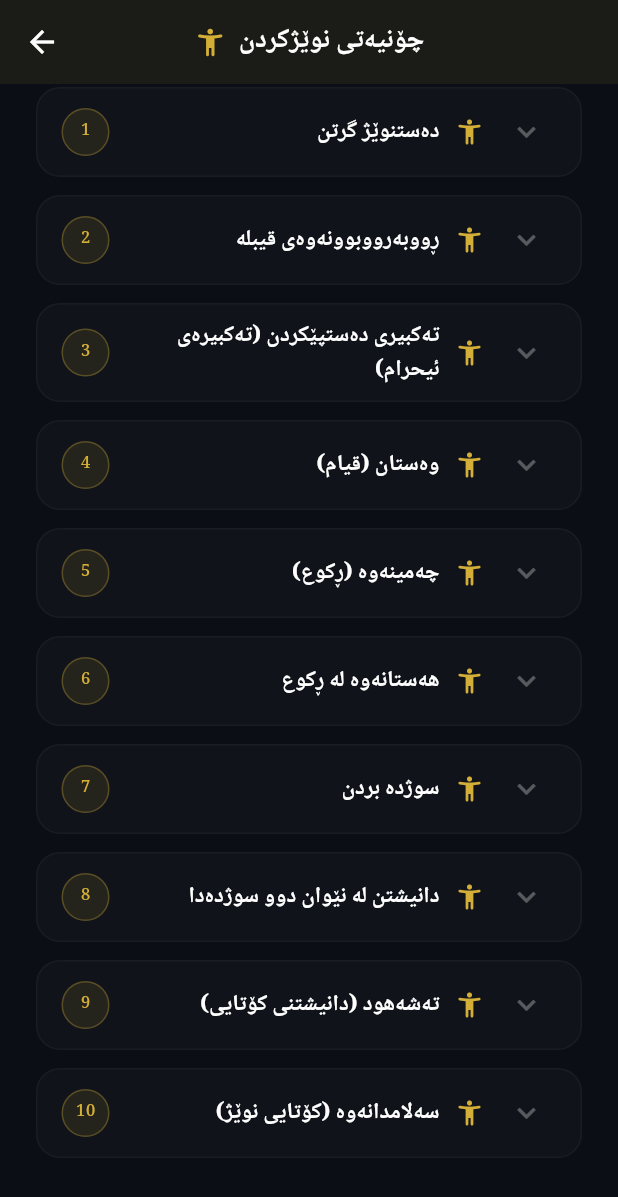
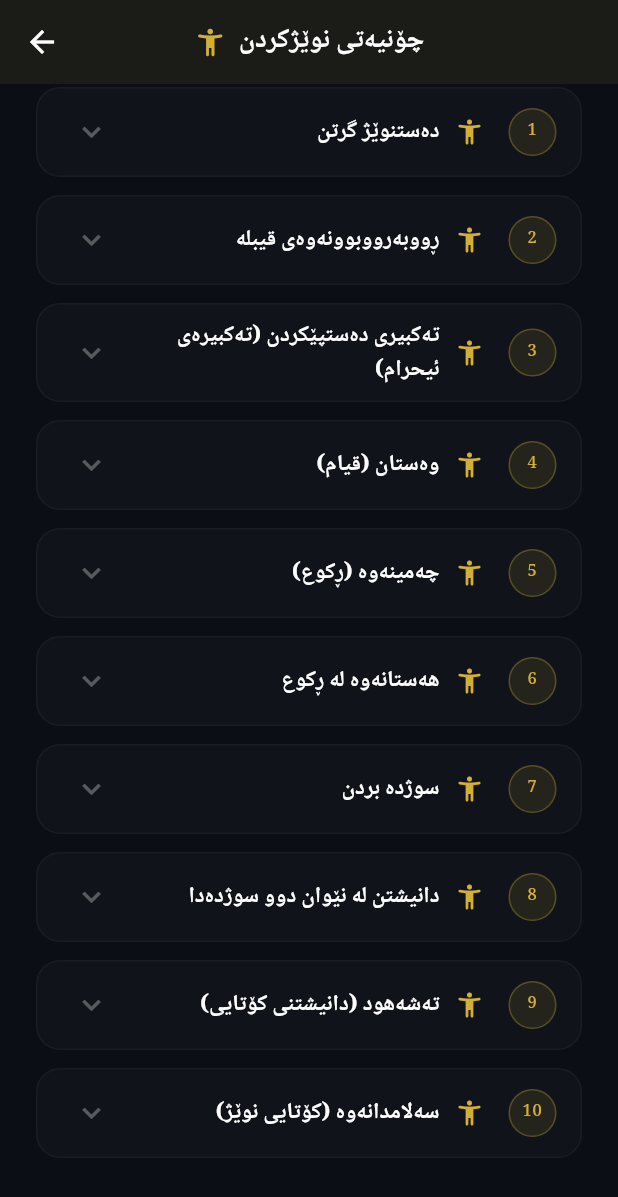
Before and after one commit to Marewan-mofaq/IslamicApp, a Flutter app: the HowToPrayScreen screen opened directly, scrolled down 252 dp, on a phone screen of 412 x 824 dp. Shown: the top 1197 px of the screen. Run offline on Flutter 3.47's test engine with Material 3 defaults, Android fonts, the phone set to English and light mode, and no system bars; our stand-ins replace adhan, audio_service, audioplayers, flutter_compass, flutter_local_notifications, flutter_riverpod and 6 more; missing offline and left inert: home_widget; accounts and stored records are empty.

Commit message:
Fix complete multi-language support (English/Arabic/Kurdish) in How to Pray, Hadith, Hajj, Topics, Tasbih and Qaza screens

```diff
--- a/lib/screens/how_to_pray_screen.dart
+++ b/lib/screens/how_to_pray_screen.dart
@@ -45,6 +45,7 @@ class _HowToPrayScreenState extends ConsumerState<HowToPrayScreen> {
     final settings = ref.watch(settingsProvider);
     final theme = settings.palette;
     final isRTL = settings.language == 'ku' || settings.language == 'ar';
+    final String? appFont = isRTL ? 'Rabar' : null;
 
     final title = settings.language == 'ku' ? 'چۆنیەتی نوێژکردن' : settings.language == 'ar' ? 'كيفية الصلاة' : 'How to Pray';
     final subtitle = settings.language == 'ku' ? 'فێرکاری هەنگاو بە هەنگاو' : settings.language == 'ar' ? 'دليل خطوة بخطوة' : 'Step-by-step prayer guide';
@@ -61,14 +62,16 @@ class _HowToPrayScreenState extends ConsumerState<HowToPrayScreen> {
           children: [
             Icon(Icons.accessibility_new_rounded, color: theme.primaryColor, size: 22),
             const SizedBox(width: 8),
-            Text(title, style: const TextStyle(fontWeight: FontWeight.bold, fontSize: 18, fontFamily: 'Rabar')),
+            Text(title, style: TextStyle(fontWeight: FontWeight.bold, fontSize: 18, fontFamily: appFont)),
           ],
         ),
         centerTitle: true,
         backgroundColor: Colors.transparent,
         elevation: 0,
       ),
-      body: _isLoading
+      body: Directionality(
+        textDirection: isRTL ? TextDirection.rtl : TextDirection.ltr,
+        child: _isLoading
             ? Center(child: CircularProgressIndicator(color: Theme.of(context).colorScheme.primary))
             : SingleChildScrollView(
                 physics: const BouncingScrollPhysics(),
@@ -80,22 +83,22 @@ class _HowToPrayScreenState extends ConsumerState<HowToPrayScreen> {
                       padding: const EdgeInsets.symmetric(horizontal: 24, vertical: 8),
                       child: Text(
                         subtitle,
-                      style: TextStyle(color: Colors.white.withOpacity(0.5), fontSize: 14, fontFamily: 'Rabar'),
+                        style: TextStyle(color: Colors.white.withOpacity(0.5), fontSize: 14, fontFamily: appFont),
                         textAlign: isRTL ? TextAlign.right : TextAlign.left,
                       ),
                     ),
-                  SizedBox(height: 16),
+                    const SizedBox(height: 16),
 
                     // Section: Prayer Types (Horizontal list)
                     Padding(
                       padding: const EdgeInsets.symmetric(horizontal: 24),
                       child: Text(
                         sectionTypes,
-                      style: TextStyle(color: Colors.white, fontSize: 16, fontWeight: FontWeight.bold, fontFamily: 'Rabar'),
+                        style: TextStyle(color: Colors.white, fontSize: 16, fontWeight: FontWeight.bold, fontFamily: appFont),
                         textAlign: isRTL ? TextAlign.right : TextAlign.left,
                       ),
                     ),
-                  SizedBox(height: 12),
+                    const SizedBox(height: 12),
                     SizedBox(
                       height: 100,
                       child: ListView.builder(
@@ -106,7 +109,11 @@ class _HowToPrayScreenState extends ConsumerState<HowToPrayScreen> {
                         itemBuilder: (context, index) {
                           final type = _types[index];
                           final isSelected = _selectedTypeId == type['id'];
-                        final typeName = (settings.language == 'ku' ? (type['name_ku'] ?? type['name_ar']) : settings.language == 'ar' ? (type['name_ar'] ?? type['name_ku']) : (type['name_en'] ?? type['name_ku']))?.toString() ?? '';
+                          final typeName = (settings.language == 'en'
+                              ? (type['name_en'] ?? type['name_ar'] ?? type['name_ku'])
+                              : settings.language == 'ar'
+                                  ? (type['name_ar'] ?? type['name_ku'] ?? type['name_en'])
+                                  : (type['name_ku'] ?? type['name_ar'] ?? type['name_en']))?.toString() ?? '';
 
                           return Padding(
                             padding: const EdgeInsets.symmetric(horizontal: 6),
@@ -133,19 +140,19 @@ class _HowToPrayScreenState extends ConsumerState<HowToPrayScreen> {
                                   children: [
                                     Text(
                                       '${type['rakaat']}',
-                                    style: TextStyle(color: Theme.of(context).colorScheme.primary, fontFamily: 'Rabar'),
+                                      style: TextStyle(color: Theme.of(context).colorScheme.primary, fontFamily: appFont),
                                     ),
-                                  SizedBox(height: 4),
+                                    const SizedBox(height: 4),
                                     Text(
                                       typeName,
-                                    style: TextStyle(color: Colors.white.withOpacity(0.8), fontSize: 10, fontWeight: FontWeight.bold, fontFamily: 'Rabar'),
+                                      style: TextStyle(color: Colors.white.withOpacity(0.8), fontSize: 10, fontWeight: FontWeight.bold, fontFamily: appFont),
                                       textAlign: TextAlign.center,
                                       maxLines: 1,
                                       overflow: TextOverflow.ellipsis,
                                     ),
                                     Text(
                                       rakaatLabel,
-                                    style: TextStyle(color: Colors.white.withOpacity(0.4), fontSize: 9, fontFamily: 'Rabar'),
+                                      style: TextStyle(color: Colors.white.withOpacity(0.4), fontSize: 9, fontFamily: appFont),
                                     ),
                                   ],
                                 ),
@@ -155,14 +162,18 @@ class _HowToPrayScreenState extends ConsumerState<HowToPrayScreen> {
                         },
                       ),
                     ),
-                  SizedBox(height: 32),
+                    const SizedBox(height: 32),
 
                     // Info card for selected prayer type
                     if (_selectedTypeId != null) ...[
                       Builder(
                         builder: (context) {
                           final selectedType = _types.firstWhere((t) => t['id'] == _selectedTypeId);
-                        final typeName = (settings.language == 'ku' ? (selectedType['name_ku'] ?? selectedType['name_ar']) : settings.language == 'ar' ? (selectedType['name_ar'] ?? selectedType['name_ku']) : (selectedType['name_en'] ?? selectedType['name_ku']))?.toString() ?? '';
+                          final typeName = (settings.language == 'en'
+                              ? (selectedType['name_en'] ?? selectedType['name_ar'] ?? selectedType['name_ku'])
+                              : settings.language == 'ar'
+                                  ? (selectedType['name_ar'] ?? selectedType['name_ku'] ?? selectedType['name_en'])
+                                  : (selectedType['name_ku'] ?? selectedType['name_ar'] ?? selectedType['name_en']))?.toString() ?? '';
                           return Padding(
                             padding: const EdgeInsets.symmetric(horizontal: 24),
                             child: Container(
@@ -178,11 +189,11 @@ class _HowToPrayScreenState extends ConsumerState<HowToPrayScreen> {
                                 textDirection: isRTL ? TextDirection.rtl : TextDirection.ltr,
                                 children: [
                                   Icon(Icons.info_outline, color: Theme.of(context).colorScheme.primary, size: 20),
-                                SizedBox(width: 8),
+                                  const SizedBox(width: 8),
                                   Flexible(
                                     child: Text(
                                       '$typeName: ${selectedType['rakaat']} $rakaatLabel',
-                                    style: TextStyle(color: Theme.of(context).colorScheme.primary, fontSize: 15, fontWeight: FontWeight.bold, fontFamily: 'Rabar'),
+                                      style: TextStyle(color: Theme.of(context).colorScheme.primary, fontSize: 15, fontWeight: FontWeight.bold, fontFamily: appFont),
                                       textAlign: TextAlign.center,
                                     ),
                                   ),
@@ -199,11 +210,11 @@ class _HowToPrayScreenState extends ConsumerState<HowToPrayScreen> {
                       padding: const EdgeInsets.symmetric(horizontal: 24),
                       child: Text(
                         sectionSteps,
-                      style: TextStyle(color: Colors.white, fontSize: 16, fontWeight: FontWeight.bold, fontFamily: 'Rabar'),
+                        style: TextStyle(color: Colors.white, fontSize: 16, fontWeight: FontWeight.bold, fontFamily: appFont),
                         textAlign: isRTL ? TextAlign.right : TextAlign.left,
                       ),
                     ),
-                  SizedBox(height: 12),
+                    const SizedBox(height: 12),
                     ListView.builder(
                       shrinkWrap: true,
                       physics: const NeverScrollableScrollPhysics(),
@@ -213,21 +224,23 @@ class _HowToPrayScreenState extends ConsumerState<HowToPrayScreen> {
                         final step = _steps[index];
                         final isExpanded = _expandedStepId == step['id'];
 
-                      final stepTitle = (settings.language == 'ar'
-                          ? (step['title_ar'] ?? step['title_ku'])
-                          : settings.language == 'en'
-                          ? (step['title_en'] ?? step['title_ku'])
-                          : (step['title_ku'] ?? step['title_ar']))?.toString() ?? '';
+                        final stepTitle = (settings.language == 'en'
+                            ? (step['title_en'] ?? step['title_ar'] ?? step['title_ku'])
+                            : settings.language == 'ar'
+                                ? (step['title_ar'] ?? step['title_ku'] ?? step['title_en'])
+                                : (step['title_ku'] ?? step['title_ar'] ?? step['title_en']))?.toString() ?? '';
 
-                      final stepDesc = (settings.language == 'ar'
-                          ? (step['desc_ar'] ?? step['desc_ku'])
-                          : settings.language == 'en'
-                          ? (step['desc_en'] ?? step['desc_ku'])
-                          : (step['desc_ku'] ?? step['desc_ar']))?.toString() ?? '';
+                        final stepDesc = (settings.language == 'en'
+                            ? (step['desc_en'] ?? step['desc_ar'] ?? step['desc_ku'])
+                            : settings.language == 'ar'
+                                ? (step['desc_ar'] ?? step['desc_ku'] ?? step['desc_en'])
+                                : (step['desc_ku'] ?? step['desc_ar'] ?? step['desc_en']))?.toString() ?? '';
 
-                      final substepsKey = settings.language == 'en' ? 'substeps_en' : settings.language == 'ar' ? 'substeps_ar' : 'substeps_ku';
-                      final fallbackKey = 'substeps_ku';
-                      final substeps = step[substepsKey] ?? step[fallbackKey];
+                        final substeps = (settings.language == 'en'
+                            ? (step['substeps_en'] ?? step['substeps_ar'] ?? step['substeps_ku'])
+                            : settings.language == 'ar'
+                                ? (step['substeps_ar'] ?? step['substeps_ku'] ?? step['substeps_en'])
+                                : (step['substeps_ku'] ?? step['substeps_ar'] ?? step['substeps_en']));
 
                         return Container(
                           margin: const EdgeInsets.only(bottom: 12),
@@ -257,7 +270,7 @@ class _HowToPrayScreenState extends ConsumerState<HowToPrayScreen> {
                                 child: Center(
                                   child: Text(
                                     '${step['step']}',
-                                  style: TextStyle(color: Theme.of(context).colorScheme.primary, fontFamily: 'Rabar'),
+                                    style: TextStyle(color: Theme.of(context).colorScheme.primary, fontFamily: appFont),
                                   ),
                                 ),
                               ),
@@ -269,7 +282,7 @@ class _HowToPrayScreenState extends ConsumerState<HowToPrayScreen> {
                                     color: Theme.of(context).colorScheme.primary,
                                     size: 20,
                                   ),
-                                SizedBox(width: 10),
+                                  const SizedBox(width: 10),
                                   Expanded(
                                     child: Text(
                                       stepTitle,
@@ -277,7 +290,7 @@ class _HowToPrayScreenState extends ConsumerState<HowToPrayScreen> {
                                         color: Colors.white,
                                         fontSize: 15,
                                         fontWeight: FontWeight.bold,
-                                      fontFamily: 'Rabar',
+                                        fontFamily: appFont,
                                       ),
                                       textAlign: isRTL ? TextAlign.right : TextAlign.left,
                                     ),
@@ -293,21 +306,21 @@ class _HowToPrayScreenState extends ConsumerState<HowToPrayScreen> {
                                     crossAxisAlignment: isRTL ? CrossAxisAlignment.end : CrossAxisAlignment.start,
                                     children: [
                                       const Divider(color: Colors.white10),
-                                    SizedBox(height: 8),
+                                      const SizedBox(height: 8),
                                       Text(
                                         stepDesc,
                                         style: TextStyle(
                                           color: Colors.white.withOpacity(0.7),
                                           fontSize: 14,
                                           height: 1.6,
-                                        fontFamily: 'Rabar',
+                                          fontFamily: appFont,
                                         ),
                                         textAlign: isRTL ? TextAlign.right : TextAlign.left,
                                       ),
 
                                       // Arabic Supplication block if available
                                       if (step['arabic'] != null && step['arabic'].toString().isNotEmpty) ...[
-                                      SizedBox(height: 14),
+                                        const SizedBox(height: 14),
                                         Container(
                                           width: double.infinity,
                                           padding: const EdgeInsets.all(16),
@@ -320,7 +333,7 @@ class _HowToPrayScreenState extends ConsumerState<HowToPrayScreen> {
                                             children: [
                                               Text(
                                                 step['arabic'],
-                                              style: TextStyle(
+                                                style: const TextStyle(
                                                   color: Colors.white,
                                                   fontSize: 18,
                                                   height: 1.6,
@@ -330,10 +343,10 @@ class _HowToPrayScreenState extends ConsumerState<HowToPrayScreen> {
                                                 textAlign: TextAlign.center,
                                               ),
                                               if (step['repeat'] != null && step['repeat'] > 1) ...[
-                                              SizedBox(height: 8),
+                                                const SizedBox(height: 8),
                                                 Text(
                                                   '×${step['repeat']}',
-                                                style: TextStyle(color: Theme.of(context).colorScheme.primary, fontFamily: 'Rabar'),
+                                                  style: TextStyle(color: Theme.of(context).colorScheme.primary, fontFamily: appFont),
                                                 ),
                                               ],
                                             ],
@@ -343,7 +356,7 @@ class _HowToPrayScreenState extends ConsumerState<HowToPrayScreen> {
 
                                       // Substeps lists (like Wudu sub-actions)
                                       if (substeps != null) ...[
-                                      SizedBox(height: 12),
+                                        const SizedBox(height: 12),
                                         ...(substeps as List<dynamic>).map((sub) {
                                           return Padding(
                                             padding: const EdgeInsets.symmetric(vertical: 4),
@@ -362,11 +375,11 @@ class _HowToPrayScreenState extends ConsumerState<HowToPrayScreen> {
                                                 ),
                                                 Expanded(
                                                   child: Text(
-                                                  sub,
+                                                    sub.toString(),
                                                     style: TextStyle(
                                                       color: Colors.white.withOpacity(0.6),
                                                       fontSize: 13,
-                                                    fontFamily: 'Rabar',
+                                                      fontFamily: appFont,
                                                       height: 1.4,
                                                     ),
                                                     textAlign: isRTL ? TextAlign.right : TextAlign.left,
@@ -386,8 +399,9 @@ class _HowToPrayScreenState extends ConsumerState<HowToPrayScreen> {
                         );
                       },
                     ),
-                  SizedBox(height: 40),
+                    const SizedBox(height: 40),
                   ],
+                ),
               ),
       ),
     );
--- a/lib/screens/situations_screen.dart
+++ b/lib/screens/situations_screen.dart
@@ -123,7 +123,7 @@ class _SituationsScreenState extends ConsumerState<SituationsScreen> {
                             const SizedBox(height: 8),
                             Text(
                               name,
-                              style: const TextStyle(fontSize: 14, fontWeight: FontWeight.bold, fontFamily: 'Rabar'),
+                              style: TextStyle(fontSize: 14, fontWeight: FontWeight.bold, fontFamily: isRTL ? 'Rabar' : null),
                             ),
                           ],
                         ),
@@ -190,7 +190,7 @@ class _SituationsScreenState extends ConsumerState<SituationsScreen> {
                       const SizedBox(width: 10),
                       Text(
                         title,
-                        style: TextStyle(fontSize: 18, fontWeight: FontWeight.bold, color: color, fontFamily: 'Rabar'),
+                        style: TextStyle(fontSize: 18, fontWeight: FontWeight.bold, color: color, fontFamily: isRTL ? 'Rabar' : null),
                       ),
                     ],
                   ),
```
Also changed, not shown: assets/data/hajj.json (+8 -0 lines), assets/data/pray_steps.json (+28 -0 lines), assets/data/pray_types.json (+15 -5 lines), lib/screens/bookmarks_screen.dart (+5 -5 lines), lib/screens/hadith_explorer_screen.dart (+29 -16 lines), lib/screens/kids_stories_screen.dart (+8 -8 lines), lib/screens/qaza_tracker_screen.dart (+11 -5 lines), lib/screens/tasbih_screen.dart (+25 -12 lines), lib/screens/topics_screen.dart (+17 -5 lines), lib/screens/utilities_screen.dart (+6 -3 lines). Lines whose indentation alone changed are shown as unchanged.
